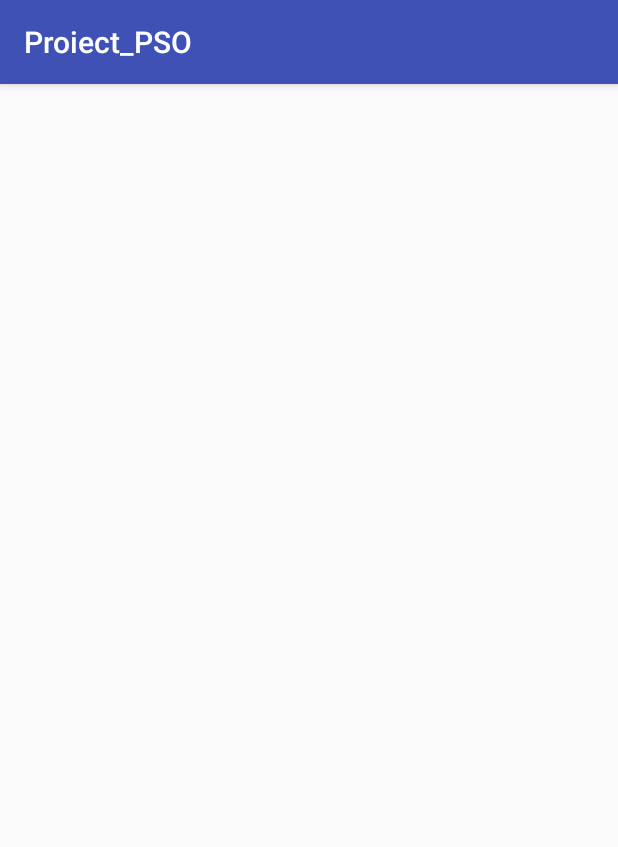
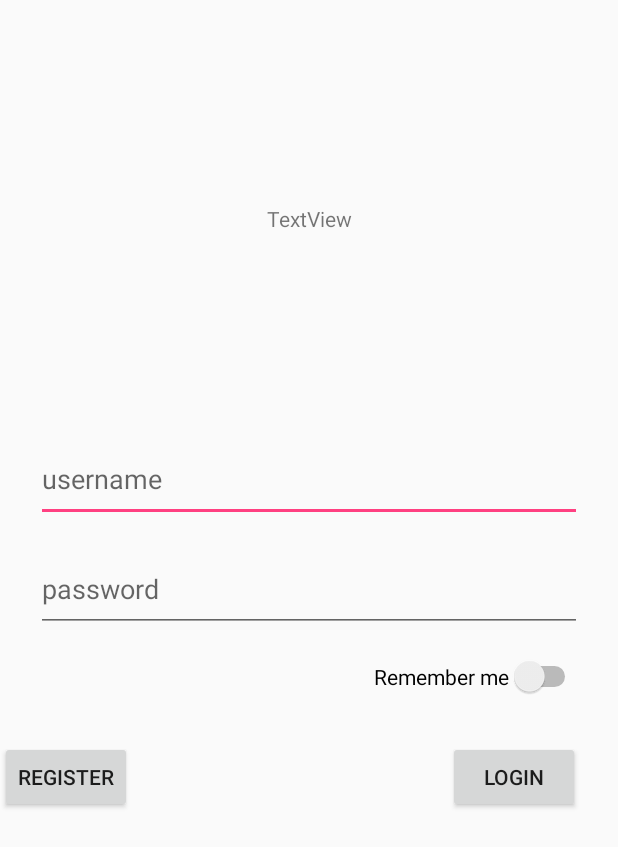
Before and after one commit to Anghelita/Proiect_PSO, an Android app: the screen it shows after launch (MainActivity), on a phone screen of 412 x 824 dp. Shown: the top 847 px of the screen. Run offline under Robolectric (Android 15) with nearby library versions, the phone set to English and light mode, and no system bars; our stand-ins replace Volley.

```diff
--- a/app/build.gradle
+++ b/app/build.gradle
@@ -25,4 +25,5 @@ dependencies {
     testImplementation 'junit:junit:4.12'
     androidTestImplementation 'com.android.support.test:runner:1.0.1'
     androidTestImplementation 'com.android.support.test.espresso:espresso-core:3.0.1'
+    compile 'com.mcxiaoke.volley:library:1.0.19'
 }
--- a/app/src/main/AndroidManifest.xml
+++ b/app/src/main/AndroidManifest.xml
@@ -1,7 +1,7 @@
 <?xml version="1.0" encoding="utf-8"?>
 <manifest xmlns:android="http://schemas.android.com/apk/res/android"
     package="com.anghelita.proiect_pso">
-
+    <uses-permission android:name="android.permission.INTERNET"/>
     <application
         android:allowBackup="true"
         android:icon="@mipmap/ic_launcher"
--- /dev/null
+++ b/app/src/main/java/com/anghelita/proiect_pso/Custom_Listener.java
@@ -0,0 +1,21 @@
+package com.anghelita.proiect_pso;
+
+import com.android.volley.Response;
+
+/**
+ * Created by Traian on 12-Nov-17.
+ */
+
+public class Custom_Listener implements Response.Listener<String> {
+    private String RESP;
+
+    @Override
+    public void onResponse(String response) {
+        RESP = response;
+    }
+
+    public String get_RESP() {
+        return RESP;
+    }
+
+}
--- a/app/src/main/java/com/anghelita/proiect_pso/MainActivity.java
+++ b/app/src/main/java/com/anghelita/proiect_pso/MainActivity.java
@@ -2,6 +2,9 @@ package com.anghelita.proiect_pso;
 
 import android.support.v7.app.AppCompatActivity;
 import android.os.Bundle;
+import android.view.View;
+import android.widget.Button;
+import android.widget.TextView;
 
 public class MainActivity extends AppCompatActivity {
 
@@ -9,5 +12,18 @@ public class MainActivity extends AppCompatActivity {
     protected void onCreate(Bundle savedInstanceState) {
         super.onCreate(savedInstanceState);
         setContentView(R.layout.activity_main);
+
+        Button button = findViewById(R.id.button_login);
+        final TextView mTextView = (TextView) findViewById(R.id.textView2);
+
+        final PHP_Connection CONN = new PHP_Connection(MainActivity.this);
+
+        button.setOnClickListener(new View.OnClickListener() {
+            @Override
+            public void onClick(View view) {
+
+            }
+        });
+
     }
 }
--- /dev/null
+++ b/app/src/main/java/com/anghelita/proiect_pso/PHP_Connection.java
@@ -0,0 +1,58 @@
+package com.anghelita.proiect_pso;
+
+import android.content.Context;
+import android.widget.TextView;
+
+import com.android.volley.Request;
+import com.android.volley.RequestQueue;
+import com.android.volley.Response;
+import com.android.volley.VolleyError;
+import com.android.volley.toolbox.StringRequest;
+import com.android.volley.toolbox.Volley;
+
+/**
+ * Created by Traian on 12-Nov-17.
+ */
+
+public class PHP_Connection {
+
+    private static String url ="http://188.27.106.116:8080/api.php";
+    private static Context context;
+
+    private RequestQueue queue;
+    private Custom_Listener Resp = new Custom_Listener();
+    private Response.ErrorListener Error;
+
+
+    PHP_Connection(Context con){
+
+        context = con;
+        queue = Volley.newRequestQueue(context);
+
+        Error = new Response.ErrorListener() {
+            @Override
+            public void onErrorResponse(VolleyError error) {
+                //what to do if something went wrong
+
+            }
+        };
+    }
+
+    private String get_URL_response(String URL){
+
+        StringRequest stringRequest = new StringRequest(Request.Method.GET, URL, Resp, Error);
+
+        queue.add(stringRequest); //execution of the request
+
+        return Resp.get_RESP();
+
+    }
+
+    public void Log_in(String name, String password , TextView mText){
+
+       mText.setText(get_URL_response(url+"/documents"));
+
+    }
+
+
+}
--- a/app/src/main/res/layout/activity_main.xml
+++ b/app/src/main/res/layout/activity_main.xml
@@ -6,4 +6,103 @@
     android:layout_height="match_parent"
     tools:context="com.anghelita.proiect_pso.MainActivity">
 
+    <android.support.constraint.ConstraintLayout
+        android:id="@+id/constraintLayout2"
+        android:layout_width="186dp"
+        android:layout_height="0dp"
+        android:layout_marginTop="8dp"
+        app:layout_constraintEnd_toEndOf="parent"
+        app:layout_constraintStart_toStartOf="parent"
+        app:layout_constraintTop_toTopOf="parent">
+
+    </android.support.constraint.ConstraintLayout>
+
+    <android.support.constraint.ConstraintLayout
+        android:id="@+id/constraintLayout"
+        android:layout_width="0dp"
+        android:layout_height="267dp"
+        android:layout_marginTop="16dp"
+        app:layout_constraintBottom_toBottomOf="parent"
+        app:layout_constraintEnd_toEndOf="parent"
+        app:layout_constraintStart_toStartOf="parent"
+        app:layout_constraintTop_toBottomOf="@+id/constraintLayout2"
+        tools:ignore="MissingConstraints">
+
+        <EditText
+            android:id="@+id/editText_username"
+            android:layout_width="0dp"
+            android:layout_height="57dp"
+            android:layout_marginEnd="24dp"
+            android:layout_marginStart="24dp"
+            android:ems="10"
+            android:hint="@string/user"
+            android:inputType="textPersonName"
+            app:layout_constraintEnd_toEndOf="parent"
+            app:layout_constraintStart_toStartOf="parent"
+            tools:layout_editor_absoluteY="7dp" />
+
+        <EditText
+            android:id="@+id/editText_password"
+            android:layout_width="0dp"
+            android:layout_height="57dp"
+            android:layout_marginEnd="24dp"
+            android:layout_marginStart="24dp"
+            android:layout_marginTop="16dp"
+            android:ems="10"
+            android:hint="@string/pass"
+            android:inputType="textPassword"
+            app:layout_constraintEnd_toEndOf="parent"
+            app:layout_constraintStart_toStartOf="parent"
+            app:layout_constraintTop_toBottomOf="@+id/editText_username" />
+
+        <Switch
+            android:id="@+id/switch_remember"
+            android:layout_width="wrap_content"
+            android:layout_height="wrap_content"
+            android:layout_marginEnd="16dp"
+            android:layout_marginStart="16dp"
+            android:layout_marginTop="16dp"
+            android:text="@string/remember_credentials"
+            app:layout_constraintEnd_toEndOf="parent"
+            app:layout_constraintHorizontal_bias="0.963"
+            app:layout_constraintStart_toStartOf="parent"
+            app:layout_constraintTop_toBottomOf="@+id/editText_password" />
+
+        <Button
+            android:id="@+id/button_login"
+            android:layout_width="wrap_content"
+            android:layout_height="wrap_content"
+            android:layout_marginBottom="16dp"
+            android:layout_marginEnd="16dp"
+            android:layout_marginStart="16dp"
+            android:layout_marginTop="16dp"
+            android:text="@string/Login"
+            app:layout_constraintBottom_toBottomOf="parent"
+            app:layout_constraintEnd_toEndOf="parent"
+            app:layout_constraintHorizontal_bias="0.969"
+            app:layout_constraintStart_toStartOf="parent"
+            app:layout_constraintTop_toBottomOf="@+id/switch_remember"
+            app:layout_constraintVertical_bias="1.0" />
+
+        <Button
+            android:id="@+id/button_register"
+            android:layout_width="wrap_content"
+            android:layout_height="wrap_content"
+            android:text="@string/register"
+            app:layout_constraintBaseline_toBaselineOf="@+id/button_login"
+            app:layout_constraintStart_toStartOf="parent" />
+    </android.support.constraint.ConstraintLayout>
+
+    <TextView
+        android:id="@+id/textView2"
+        android:layout_width="wrap_content"
+        android:layout_height="wrap_content"
+        android:layout_marginEnd="8dp"
+        android:layout_marginStart="8dp"
+        android:layout_marginTop="136dp"
+        android:text="TextView"
+        app:layout_constraintEnd_toEndOf="parent"
+        app:layout_constraintStart_toStartOf="parent"
+        app:layout_constraintTop_toTopOf="parent" />
+
 </android.support.constraint.ConstraintLayout>
--- a/app/src/main/res/values/strings.xml
+++ b/app/src/main/res/values/strings.xml
@@ -1,3 +1,8 @@
 <resources>
     <string name="app_name">Proiect_PSO</string>
+    <string name="user">username</string>
+    <string name="pass">password</string>
+    <string name="remember_credentials">Remember me</string>
+    <string name="Login">Login</string>
+    <string name="register">Register</string>
 </resources>
--- a/app/src/main/res/values/styles.xml
+++ b/app/src/main/res/values/styles.xml
@@ -1,7 +1,7 @@
 <resources>
 
     <!-- Base application theme. -->
-    <style name="AppTheme" parent="Theme.AppCompat.Light.DarkActionBar">
+    <style name="AppTheme" parent="Theme.AppCompat.DayNight.NoActionBar">
         <!-- Customize your theme here. -->
         <item name="colorPrimary">@color/colorPrimary</item>
         <item name="colorPrimaryDark">@color/colorPrimaryDark</item>
```
